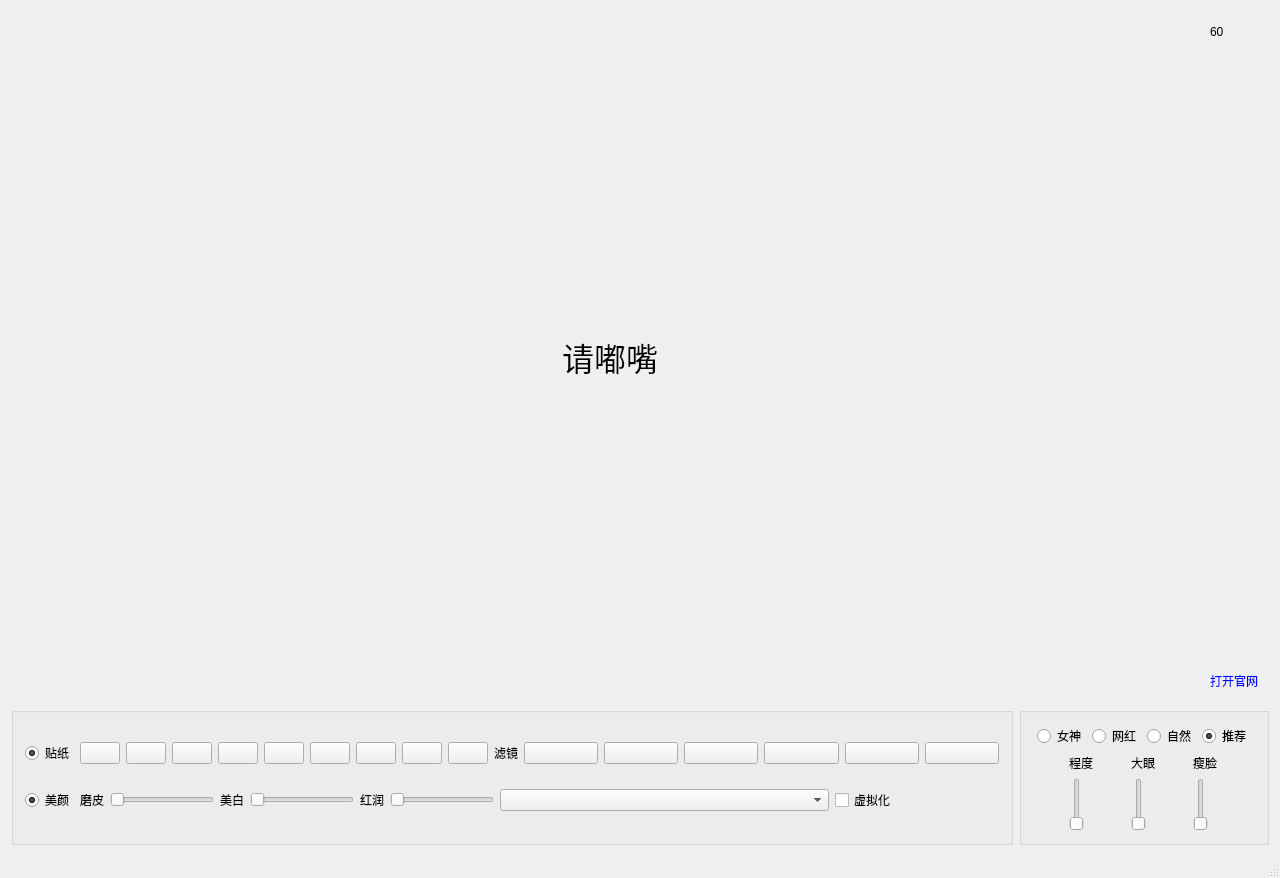
Qt form NamaExample/NamaExample.ui (Faceunity/FULivePC) before a commit.
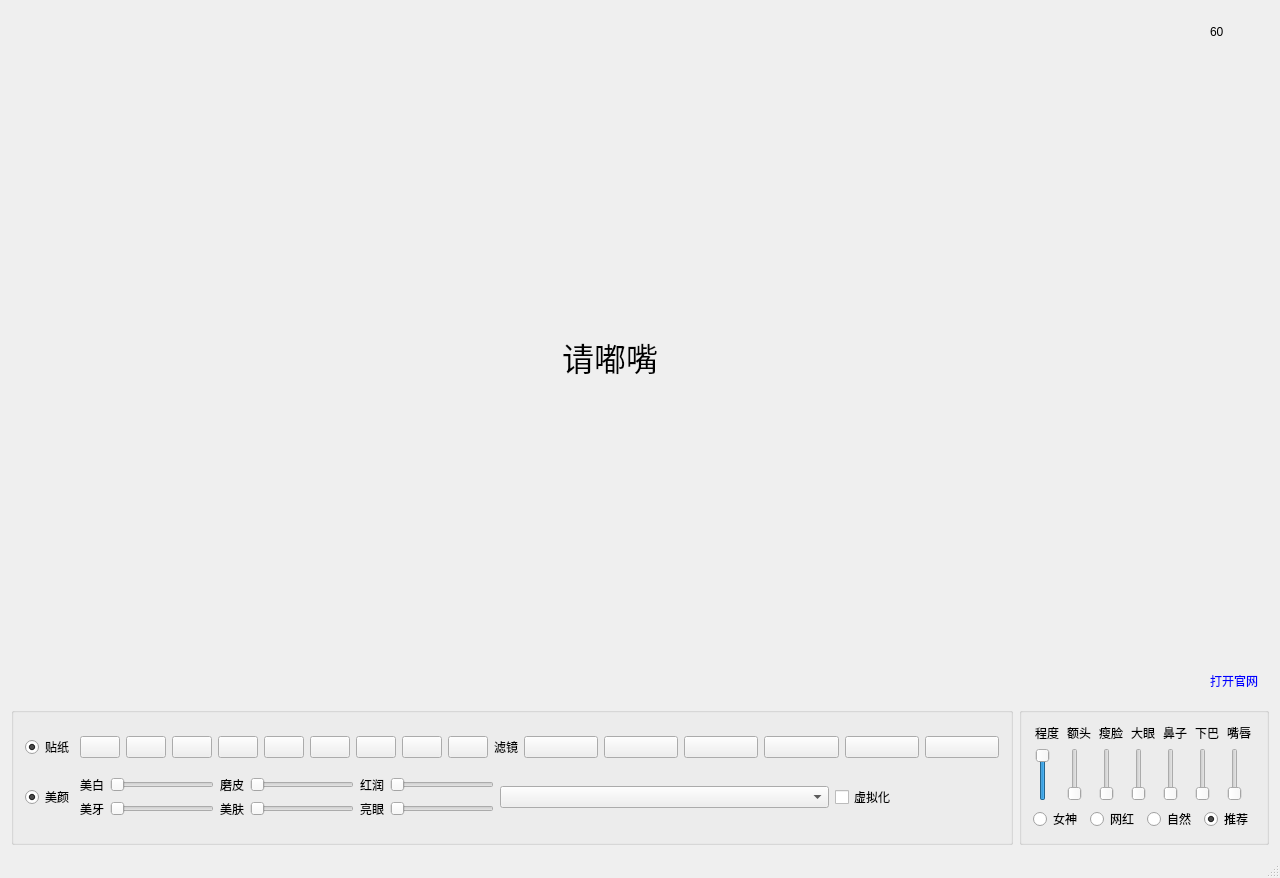
The same form after that commit. Icons and pictures are not drawn. Custom widgets are drawn as their Qt base class.

Commit message: add new face_beautification UI.

What changed in the file:
```diff
--- a/NamaExample/NamaExample.ui
+++ b/NamaExample/NamaExample.ui
@@ -581,7 +581,7 @@
             </layout>
            </item>
            <item row="1" column="0" colspan="2">
-            <layout class="QHBoxLayout" name="horizontalLayout_9" stretch="0,0,0,0">
+            <layout class="QHBoxLayout" name="horizontalLayout_9" stretch="0,0">
              <item>
               <widget class="QRadioButton" name="radioButton0_meiyan">
                <property name="text">
@@ -596,74 +596,155 @@
               </widget>
              </item>
              <item>
-              <layout class="QHBoxLayout" name="horizontalLayout_5">
+              <layout class="QVBoxLayout" name="verticalLayout_5">
                <item>
-                <widget class="QLabel" name="label_3">
-                 <property name="text">
-                  <string>磨皮</string>
-                 </property>
-                </widget>
+                <layout class="QHBoxLayout" name="horizontalLayout_2">
+                 <item>
+                  <layout class="QHBoxLayout" name="horizontalLayout_6">
+                   <item>
+                    <widget class="QLabel" name="label_5">
+                     <property name="text">
+                      <string>美白</string>
+                     </property>
+                    </widget>
+                   </item>
+                   <item>
+                    <widget class="QSlider" name="horizontalSlider0_1">
+                     <property name="cursor">
+                      <cursorShape>SizeHorCursor</cursorShape>
+                     </property>
+                     <property name="maximum">
+                      <number>99</number>
+                     </property>
+                     <property name="orientation">
+                      <enum>Qt::Horizontal</enum>
+                     </property>
+                    </widget>
+                   </item>
+                  </layout>
+                 </item>
+                 <item>
+                  <layout class="QHBoxLayout" name="horizontalLayout_5">
+                   <item>
+                    <widget class="QLabel" name="label_3">
+                     <property name="text">
+                      <string>磨皮</string>
+                     </property>
+                    </widget>
+                   </item>
+                   <item>
+                    <widget class="QSlider" name="horizontalSlider0_0">
+                     <property name="cursor">
+                      <cursorShape>SizeHorCursor</cursorShape>
+                     </property>
+                     <property name="maximum">
+                      <number>599</number>
+                     </property>
+                     <property name="orientation">
+                      <enum>Qt::Horizontal</enum>
+                     </property>
+                    </widget>
+                   </item>
+                  </layout>
+                 </item>
+                 <item>
+                  <layout class="QHBoxLayout" name="horizontalLayout_7">
+                   <item>
+                    <widget class="QLabel" name="label_6">
+                     <property name="text">
+                      <string>红润</string>
+                     </property>
+                    </widget>
+                   </item>
+                   <item>
+                    <widget class="QSlider" name="horizontalSlider0_2">
+                     <property name="cursor">
+                      <cursorShape>SizeHorCursor</cursorShape>
+                     </property>
+                     <property name="maximum">
+                      <number>99</number>
+                     </property>
+                     <property name="orientation">
+                      <enum>Qt::Horizontal</enum>
+                     </property>
+                    </widget>
+                   </item>
+                  </layout>
+                 </item>
+                </layout>
                </item>
                <item>
-                <widget class="QSlider" name="horizontalSlider0_0">
-                 <property name="cursor">
-                  <cursorShape>SizeHorCursor</cursorShape>
-                 </property>
-                 <property name="maximum">
-                  <number>599</number>
-                 </property>
-                 <property name="orientation">
-                  <enum>Qt::Horizontal</enum>
-                 </property>
-                </widget>
-               </item>
-              </layout>
-             </item>
-             <item>
-              <layout class="QHBoxLayout" name="horizontalLayout_6">
-               <item>
-                <widget class="QLabel" name="label_5">
-                 <property name="text">
-                  <string>美白</string>
-                 </property>
-                </widget>
-               </item>
-               <item>
-                <widget class="QSlider" name="horizontalSlider0_1">
-                 <property name="cursor">
-                  <cursorShape>SizeHorCursor</cursorShape>
-                 </property>
-                 <property name="maximum">
-                  <number>99</number>
-                 </property>
-                 <property name="orientation">
-                  <enum>Qt::Horizontal</enum>
-                 </property>
-                </widget>
-               </item>
-              </layout>
-             </item>
-             <item>
-              <layout class="QHBoxLayout" name="horizontalLayout_7">
-               <item>
-                <widget class="QLabel" name="label_6">
-                 <property name="text">
-                  <string>红润</string>
-                 </property>
-                </widget>
-               </item>
-               <item>
-                <widget class="QSlider" name="horizontalSlider0_2">
-                 <property name="cursor">
-                  <cursorShape>SizeHorCursor</cursorShape>
-                 </property>
-                 <property name="maximum">
-                  <number>99</number>
-                 </property>
-                 <property name="orientation">
-                  <enum>Qt::Horizontal</enum>
-                 </property>
-                </widget>
+                <layout class="QHBoxLayout" name="horizontalLayout_12">
+                 <item>
+                  <layout class="QHBoxLayout" name="horizontalLayout_15">
+                   <item>
+                    <widget class="QLabel" name="label_10">
+                     <property name="text">
+                      <string>美牙</string>
+                     </property>
+                    </widget>
+                   </item>
+                   <item>
+                    <widget class="QSlider" name="horizontalSlider2_5">
+                     <property name="cursor">
+                      <cursorShape>SizeHorCursor</cursorShape>
+                     </property>
+                     <property name="maximum">
+                      <number>99</number>
+                     </property>
+                     <property name="orientation">
+                      <enum>Qt::Horizontal</enum>
+                     </property>
+                    </widget>
+                   </item>
+                  </layout>
+                 </item>
+                 <item>
+                  <layout class="QHBoxLayout" name="horizontalLayout_14">
+                   <item>
+                    <widget class="QLabel" name="label_4">
+                     <property name="text">
+                      <string>美肤</string>
+                     </property>
+                    </widget>
+                   </item>
+                   <item>
+                    <widget class="QSlider" name="horizontalSlider2_3">
+                     <property name="cursor">
+                      <cursorShape>SizeHorCursor</cursorShape>
+                     </property>
+                     <property name="maximum">
+                      <number>199</number>
+                     </property>
+                     <property name="orientation">
+                      <enum>Qt::Horizontal</enum>
+                     </property>
+                    </widget>
+                   </item>
+                  </layout>
+                 </item>
+                 <item>
+                  <layout class="QHBoxLayout" name="horizontalLayout_13">
+                   <item>
+                    <widget class="QLabel" name="label">
+                     <property name="text">
+                      <string>亮眼</string>
+                     </property>
+                    </widget>
+                   </item>
+                   <item>
+                    <widget class="QSlider" name="horizontalSlider2_4">
+                     <property name="cursor">
+                      <cursorShape>SizeHorCursor</cursorShape>
+                     </property>
+                     <property name="orientation">
+                      <enum>Qt::Horizontal</enum>
+                     </property>
+                    </widget>
+                   </item>
+                  </layout>
+                 </item>
+                </layout>
                </item>
               </layout>
              </item>
@@ -691,56 +772,9 @@
           <property name="title">
            <string/>
           </property>
-          <layout class="QGridLayout" name="gridLayout_3">
-           <item row="0" column="0">
-            <layout class="QHBoxLayout" name="horizontalLayout_3">
-             <item>
-              <widget class="QRadioButton" name="radioButton0_0">
-               <property name="text">
-                <string>女神</string>
-               </property>
-               <attribute name="buttonGroup">
-                <string notr="true">buttonGroup0_2</string>
-               </attribute>
-              </widget>
-             </item>
-             <item>
-              <widget class="QRadioButton" name="radioButton0_1">
-               <property name="text">
-                <string>网红</string>
-               </property>
-               <attribute name="buttonGroup">
-                <string notr="true">buttonGroup0_2</string>
-               </attribute>
-              </widget>
-             </item>
-             <item>
-              <widget class="QRadioButton" name="radioButton0_2">
-               <property name="text">
-                <string>自然</string>
-               </property>
-               <attribute name="buttonGroup">
-                <string notr="true">buttonGroup0_2</string>
-               </attribute>
-              </widget>
-             </item>
-             <item>
-              <widget class="QRadioButton" name="radioButton0_3">
-               <property name="text">
-                <string>推荐</string>
-               </property>
-               <property name="checked">
-                <bool>true</bool>
-               </property>
-               <attribute name="buttonGroup">
-                <string notr="true">buttonGroup0_2</string>
-               </attribute>
-              </widget>
-             </item>
-            </layout>
-           </item>
-           <item row="1" column="0">
-            <layout class="QHBoxLayout" name="horizontalLayout_4">
+          <layout class="QVBoxLayout" name="verticalLayout_10">
+           <item>
+            <layout class="QHBoxLayout" name="horizontalLayout_16">
              <item>
               <layout class="QVBoxLayout" name="verticalLayout">
                <item>
@@ -758,6 +792,57 @@
                  <property name="maximum">
                   <number>99</number>
                  </property>
+                 <property name="value">
+                  <number>99</number>
+                 </property>
+                 <property name="orientation">
+                  <enum>Qt::Vertical</enum>
+                 </property>
+                </widget>
+               </item>
+              </layout>
+             </item>
+             <item>
+              <layout class="QVBoxLayout" name="verticalLayout_9">
+               <item>
+                <widget class="QLabel" name="label_14">
+                 <property name="text">
+                  <string>额头</string>
+                 </property>
+                </widget>
+               </item>
+               <item>
+                <widget class="QSlider" name="verticalSlider3_3">
+                 <property name="cursor">
+                  <cursorShape>SizeVerCursor</cursorShape>
+                 </property>
+                 <property name="maximum">
+                  <number>99</number>
+                 </property>
+                 <property name="orientation">
+                  <enum>Qt::Vertical</enum>
+                 </property>
+                </widget>
+               </item>
+              </layout>
+             </item>
+             <item>
+              <layout class="QVBoxLayout" name="verticalLayout_7">
+               <item>
+                <widget class="QLabel" name="label_12">
+                 <property name="text">
+                  <string>瘦脸</string>
+                 </property>
+                </widget>
+               </item>
+               <item>
+                <widget class="QSlider" name="verticalSlider3_2">
+                 <property name="cursor">
+                  <cursorShape>SizeVerCursor</cursorShape>
+                 </property>
+                 <property name="maximum">
+                  <number>99</number>
+                 </property>
                  <property name="orientation">
                   <enum>Qt::Vertical</enum>
                  </property>
@@ -789,12 +874,60 @@
                </item>
               </layout>
              </item>
+             <item>
+              <layout class="QVBoxLayout" name="verticalLayout_6">
+               <item>
+                <widget class="QLabel" name="label_11">
+                 <property name="text">
+                  <string>鼻子</string>
+                 </property>
+                </widget>
+               </item>
+               <item>
+                <widget class="QSlider" name="verticalSlider3_5">
+                 <property name="cursor">
+                  <cursorShape>SizeVerCursor</cursorShape>
+                 </property>
+                 <property name="maximum">
+                  <number>99</number>
+                 </property>
+                 <property name="orientation">
+                  <enum>Qt::Vertical</enum>
+                 </property>
+                </widget>
+               </item>
+              </layout>
+             </item>
+             <item>
+              <layout class="QVBoxLayout" name="verticalLayout_8">
+               <item>
+                <widget class="QLabel" name="label_13">
+                 <property name="text">
+                  <string>下巴</string>
+                 </property>
+                </widget>
+               </item>
+               <item>
+                <widget class="QSlider" name="verticalSlider3_4">
+                 <property name="cursor">
+                  <cursorShape>SizeVerCursor</cursorShape>
+                 </property>
+                 <property name="maximum">
+                  <number>99</number>
+                 </property>
+                 <property name="orientation">
+                  <enum>Qt::Vertical</enum>
+                 </property>
+                </widget>
+               </item>
+              </layout>
+             </item>
              <item>
               <layout class="QVBoxLayout" name="verticalLayout_3">
                <item>
                 <widget class="QLabel" name="label_9">
                  <property name="text">
-                  <string>瘦脸</string>
+                  <string>嘴唇</string>
                  </property>
                 </widget>
                </item>
@@ -815,6 +948,53 @@
              </item>
             </layout>
            </item>
+           <item>
+            <layout class="QHBoxLayout" name="horizontalLayout_3">
+             <item>
+              <widget class="QRadioButton" name="radioButton0_0">
+               <property name="text">
+                <string>女神</string>
+               </property>
+               <attribute name="buttonGroup">
+                <string notr="true">buttonGroup0_2</string>
+               </attribute>
+              </widget>
+             </item>
+             <item>
+              <widget class="QRadioButton" name="radioButton0_1">
+               <property name="text">
+                <string>网红</string>
+               </property>
+               <attribute name="buttonGroup">
+                <string notr="true">buttonGroup0_2</string>
+               </attribute>
+              </widget>
+             </item>
+             <item>
+              <widget class="QRadioButton" name="radioButton0_2">
+               <property name="text">
+                <string>自然</string>
+               </property>
+               <attribute name="buttonGroup">
+                <string notr="true">buttonGroup0_2</string>
+               </attribute>
+              </widget>
+             </item>
+             <item>
+              <widget class="QRadioButton" name="radioButton0_3">
+               <property name="text">
+                <string>推荐</string>
+               </property>
+               <property name="checked">
+                <bool>true</bool>
+               </property>
+               <attribute name="buttonGroup">
+                <string notr="true">buttonGroup0_2</string>
+               </attribute>
+              </widget>
+             </item>
+            </layout>
+           </item>
           </layout>
          </widget>
         </item>
```
Left out of the diff: 116 changed lines with no effect on the pictures. The commit also changes 5 other files.
